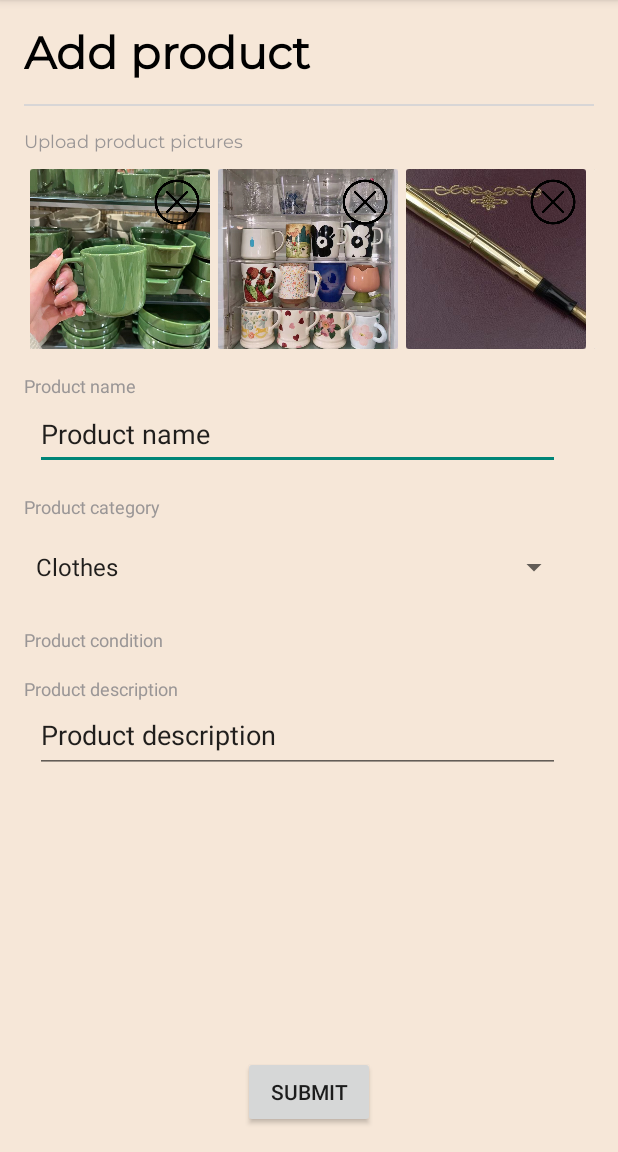
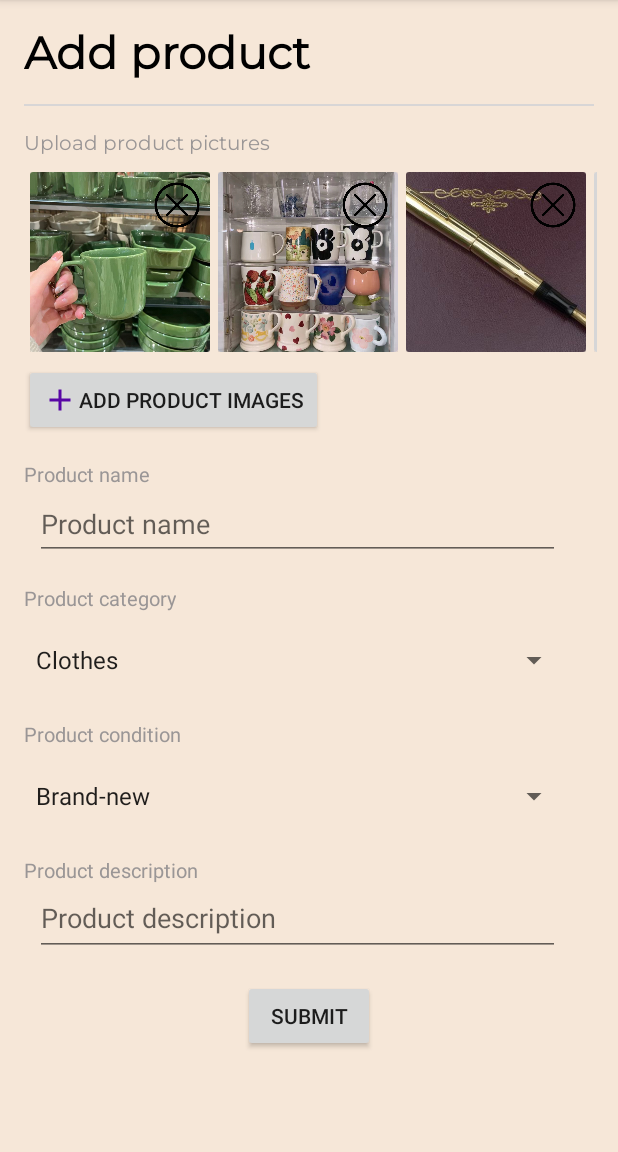
Before and after one commit to spe-uob/2021-ARReshare, an Android app: the AddProduct screen opened directly, with no data from a screen before it, on a phone screen of 412 x 824 dp, the part 84-1236 px from its top. Run offline under Robolectric (Android 15) with nearby library versions, the phone set to English and light mode, and no system bars.

Commit message:
implemented recycle view to display product pics users uploaded

```diff
--- a/app/src/main/java/com/example/ar_reshare/AddProduct.java
+++ b/app/src/main/java/com/example/ar_reshare/AddProduct.java
@@ -3,6 +3,8 @@ package com.example.ar_reshare;
 import androidx.appcompat.app.AppCompatActivity;
 import androidx.recyclerview.widget.LinearLayoutManager;
 import androidx.recyclerview.widget.RecyclerView;
+import androidx.recyclerview.widget.SortedList;
+import androidx.recyclerview.widget.SortedListAdapterCallback;
 
 import android.os.Bundle;
 import android.widget.ArrayAdapter;
@@ -23,18 +25,23 @@ public class AddProduct extends AppCompatActivity {
         uploadedImages.add(R.drawable.cup);
         uploadedImages.add(R.drawable.cup2);
         uploadedImages.add(R.drawable.pen);
-        uploadedImages.add(R.drawable.upload);
+        uploadedImages.add(R.drawable.pen2);
+
+
 
         uploadedImageView();
         categoryDropdown();
+        conditionDropdown();
+    }
 
-    }
+    // used a recycler view to display the images chosen by users
     private void uploadedImageView(){
         LinearLayoutManager layoutManager = new LinearLayoutManager(this, LinearLayoutManager.HORIZONTAL,false);
         RecyclerView uploaded_image_list = findViewById(R.id.uploaded_image_list);
         uploaded_image_list.setLayoutManager(layoutManager);
         UploadImageAdapter adapter = new UploadImageAdapter(uploadedImages);
         uploaded_image_list.setAdapter(adapter);
+
     }
     private void categoryDropdown(){
         Spinner spinner = findViewById(R.id.category_dropdown);
@@ -42,4 +49,11 @@ public class AddProduct extends AppCompatActivity {
         adapter.setDropDownViewResource(android.R.layout.simple_spinner_dropdown_item);
         spinner.setAdapter(adapter);
     }
+
+    private void conditionDropdown(){
+        Spinner spinner = findViewById(R.id.condition_dropdown);
+        ArrayAdapter<CharSequence> adapter = ArrayAdapter.createFromResource(this,R.array.condition, android.R.layout.simple_spinner_item);
+        adapter.setDropDownViewResource(android.R.layout.simple_spinner_dropdown_item);
+        spinner.setAdapter(adapter);
+    }
 }
--- a/app/src/main/java/com/example/ar_reshare/ProductPageActivity.java
+++ b/app/src/main/java/com/example/ar_reshare/ProductPageActivity.java
@@ -178,6 +178,5 @@ public class ProductPageActivity extends AppCompatActivity {
         String url = "https://maps.googleapis.com/maps/api/staticmap?center="+ lat + ","+ lng +
                 "&zoom=15&size=400x400&markers=color:red|"+ lat + ","+ lng + "&key=" + getString(R.string.STATIC_MAP_KEY);
         Glide.with(this).load(url).into(mapView);
-
     }
 }
--- a/app/src/main/java/com/example/ar_reshare/UploadImageAdapter.java
+++ b/app/src/main/java/com/example/ar_reshare/UploadImageAdapter.java
@@ -8,15 +8,54 @@ import android.widget.ImageView;
 
 import androidx.annotation.NonNull;
 import androidx.recyclerview.widget.RecyclerView;
+import androidx.recyclerview.widget.SortedList;
 
 import java.util.ArrayList;
+import java.util.List;
 
 public class UploadImageAdapter extends RecyclerView.Adapter<UploadImageAdapter.ViewHolder>{
 
-    private ArrayList<Integer> uploadedImages = new ArrayList<>();
+    private SortedList<Integer> uploadedImages;
 
-    public UploadImageAdapter(ArrayList<Integer> uploadedImages) {
-        this.uploadedImages = uploadedImages;
+    public UploadImageAdapter(ArrayList<Integer> images) {
+        uploadedImages = new SortedList<>(Integer.class, new SortedList.Callback<Integer>() {
+            @Override
+            public int compare(Integer o1, Integer o2) {
+                return o1.compareTo(o2);
+            }
+
+            @Override
+            public void onChanged(int position, int count) {
+                notifyItemRangeChanged(position,count);
+            }
+
+            @Override
+            public boolean areContentsTheSame(Integer oldItem, Integer newItem) {
+                return oldItem.equals(newItem);
+            }
+
+            @Override
+            public boolean areItemsTheSame(Integer item1, Integer item2) {
+                return item1.equals(item2);
+            }
+
+            @Override
+            public void onInserted(int position, int count) {
+                notifyItemRangeInserted(position,count);
+            }
+
+            @Override
+            public void onRemoved(int position, int count) {
+                notifyItemRangeRemoved(position, count);
+            }
+
+            @Override
+            public void onMoved(int fromPosition, int toPosition) {
+
+            }
+        });
+
+        uploadedImages.addAll(images);
     }
 
     @NonNull
@@ -29,6 +68,14 @@ public class UploadImageAdapter extends RecyclerView.Adapter<UploadImageAdapter.
     @Override
     public void onBindViewHolder(@NonNull ViewHolder holder, int position) {
         holder.image.setImageResource(uploadedImages.get(position));
+        System.out.println(uploadedImages.get(position));
+        System.out.println(uploadedImages);
+        holder.deleteButton.setOnClickListener(new View.OnClickListener() {
+            @Override
+            public void onClick(View v) {
+                uploadedImages.removeItemAt(holder.getAdapterPosition());
+            }
+        });
     }
 
     @Override
--- /dev/null
+++ b/app/src/main/res/drawable/ic_baseline_add_24.xml
@@ -0,0 +1,5 @@
+<vector android:height="24dp" android:tint="#5807A5"
+    android:viewportHeight="24" android:viewportWidth="24"
+    android:width="24dp" xmlns:android="http://schemas.android.com/apk/res/android">
+    <path android:fillColor="@android:color/white" android:pathData="M19,13h-6v6h-2v-6H5v-2h6V5h2v6h6v2z"/>
+</vector>
--- a/app/src/main/res/layout/activity_add_product.xml
+++ b/app/src/main/res/layout/activity_add_product.xml
@@ -7,6 +7,15 @@
     android:background="#F6E7D8"
     tools:context=".AddProduct">
 
+    <ScrollView
+        android:layout_width="match_parent"
+        android:layout_height="match_parent"
+        >
+
+
+        <androidx.constraintlayout.widget.ConstraintLayout
+            android:layout_width="match_parent"
+            android:layout_height="wrap_content">
             <View
                 android:id="@+id/divider2"
                 android:layout_width="0dp"
@@ -41,9 +50,9 @@
                 android:layout_marginStart="16dp"
                 android:layout_marginEnd="32dp"
                 android:ems="10"
+                android:hint="Product name"
                 android:inputType="textPersonName"
                 android:minHeight="48dp"
-        android:text="Product name"
                 app:layout_constraintEnd_toEndOf="parent"
                 app:layout_constraintStart_toStartOf="parent"
                 app:layout_constraintTop_toBottomOf="@+id/textView3" />
@@ -69,7 +78,7 @@
                 android:fontFamily="@font/montserrat"
                 android:text="Upload product pictures"
                 android:textColor="#9A9696"
-        android:textSize="12sp"
+                android:textSize="13sp"
                 app:layout_constraintStart_toStartOf="parent"
                 app:layout_constraintTop_toBottomOf="@+id/divider2" />
 
@@ -81,9 +90,9 @@
                 android:layout_marginTop="16dp"
                 android:text="Product name"
                 android:textColor="#9A9696"
-        android:textSize="12sp"
+                android:textSize="13sp"
                 app:layout_constraintStart_toStartOf="parent"
-        app:layout_constraintTop_toBottomOf="@+id/uploaded_image_list" />
+                app:layout_constraintTop_toBottomOf="@+id/add_image" />
 
             <TextView
                 android:id="@+id/textView4"
@@ -93,9 +102,9 @@
                 android:layout_marginTop="16dp"
                 android:text="Product description"
                 android:textColor="#9A9696"
-        android:textSize="12sp"
+                android:textSize="13sp"
                 app:layout_constraintStart_toStartOf="parent"
-        app:layout_constraintTop_toBottomOf="@+id/textView6" />
+                app:layout_constraintTop_toBottomOf="@+id/condition_dropdown" />
 
             <TextView
                 android:id="@+id/textView5"
@@ -105,7 +114,7 @@
                 android:layout_marginTop="16dp"
                 android:text="Product category"
                 android:textColor="#9A9696"
-        android:textSize="12sp"
+                android:textSize="13sp"
                 app:layout_constraintStart_toStartOf="parent"
                 app:layout_constraintTop_toBottomOf="@+id/editTextTextPersonName" />
 
@@ -117,7 +126,7 @@
                 android:layout_marginTop="16dp"
                 android:text="Product condition"
                 android:textColor="#9A9696"
-        android:textSize="12sp"
+                android:textSize="13sp"
                 app:layout_constraintStart_toStartOf="parent"
                 app:layout_constraintTop_toBottomOf="@+id/category_dropdown" />
 
@@ -129,9 +138,9 @@
                 android:layout_marginEnd="32dp"
                 android:ems="10"
                 android:gravity="start|top"
+                android:hint="Product description"
                 android:inputType="textMultiLine"
                 android:minHeight="48dp"
-        android:text="Product description"
                 app:layout_constraintEnd_toEndOf="parent"
                 app:layout_constraintStart_toStartOf="parent"
                 app:layout_constraintTop_toBottomOf="@+id/textView4" />
@@ -140,11 +149,13 @@
                 android:id="@+id/button"
                 android:layout_width="wrap_content"
                 android:layout_height="wrap_content"
+                android:layout_marginTop="16dp"
                 android:layout_marginBottom="16dp"
                 android:text="Submit"
                 app:layout_constraintBottom_toBottomOf="parent"
                 app:layout_constraintEnd_toEndOf="parent"
-        app:layout_constraintStart_toStartOf="parent" />
+                app:layout_constraintStart_toStartOf="parent"
+                app:layout_constraintTop_toBottomOf="@+id/editTextTextMultiLine2" />
 
             <Spinner
                 android:id="@+id/category_dropdown"
@@ -158,4 +169,33 @@
                 app:layout_constraintStart_toStartOf="parent"
                 app:layout_constraintTop_toBottomOf="@+id/textView5" />
 
+            <Spinner
+                android:id="@+id/condition_dropdown"
+                android:layout_width="0dp"
+                android:layout_height="wrap_content"
+                android:layout_marginStart="16dp"
+                android:layout_marginTop="8dp"
+                android:layout_marginEnd="32dp"
+                android:minHeight="48dp"
+                app:layout_constraintEnd_toEndOf="parent"
+                app:layout_constraintStart_toStartOf="parent"
+                app:layout_constraintTop_toBottomOf="@+id/textView6" />
+
+            <Button
+                android:id="@+id/add_image"
+                android:layout_width="199dp"
+                android:layout_height="wrap_content"
+                android:layout_marginStart="16dp"
+                android:layout_marginTop="8dp"
+                android:drawableLeft="@drawable/ic_baseline_add_24"
+                android:text="Add product images"
+                app:layout_constraintStart_toStartOf="parent"
+                app:layout_constraintTop_toBottomOf="@+id/uploaded_image_list" />
+
+
         </androidx.constraintlayout.widget.ConstraintLayout>
+    </ScrollView>
+
+
+
+</androidx.constraintlayout.widget.ConstraintLayout>
--- a/app/src/main/res/values/strings.xml
+++ b/app/src/main/res/values/strings.xml
@@ -12,6 +12,7 @@
     <string name="STATIC_MAP_KEY">AIzaSyAFWHH-yjENxp6a7kQUeFfLjWcbGBuuM6Y</string>
     <string name="title_activity_maps">MapsActivity</string>
     <string name="thanks_message">You added this product,\nthank you for sharing!</string>
+<!-- used for addProduct page dropdown   -->
     <string-array name="categories">
         <item>Clothes</item>
         <item>Accessories</item>
@@ -21,4 +22,12 @@
         <item>Other</item>
     </string-array>
 
+    <string-array name="condition">
+        <item>Brand-new</item>
+        <item>Used-Very Good</item>
+        <item>Used-Good</item>
+        <item>Used-Acceptable</item>
+    </string-array>
+
+
 </resources>
```
Lines whose indentation alone changed are shown as unchanged.
